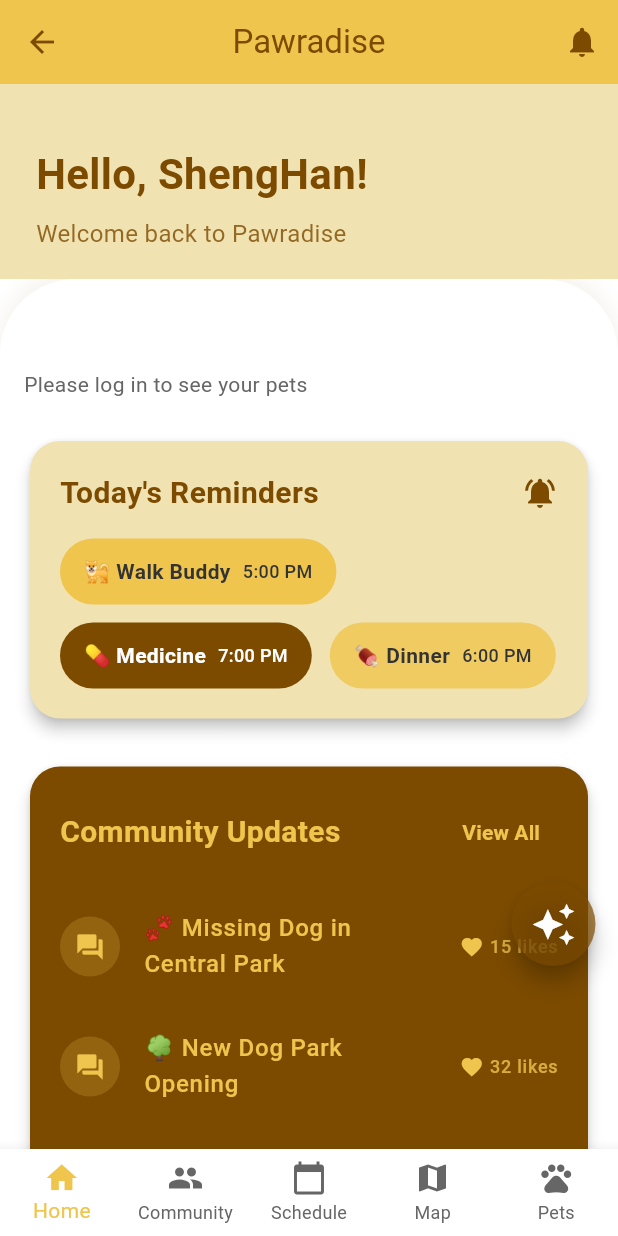
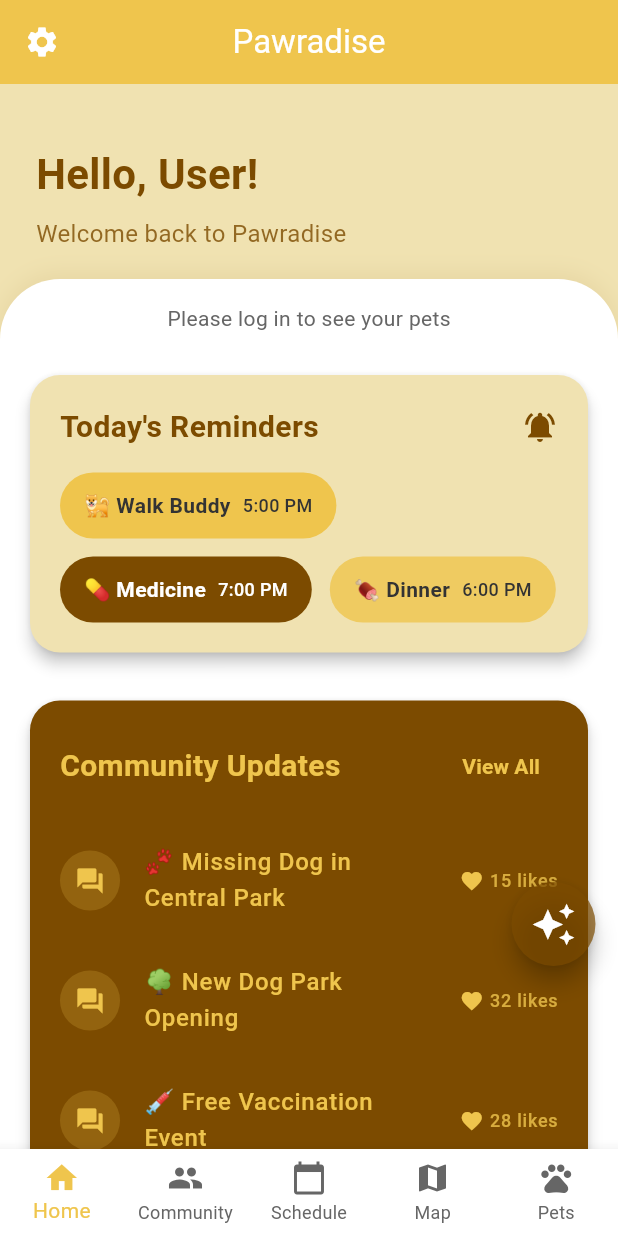
Before and after one commit to JeremyLing04/Pawradise, a Flutter app: the screen it shows after launch, on a phone screen of 412 x 824 dp. Run offline on Flutter 3.47's test engine with Material 3 defaults, Android fonts, the light colour scheme and no system bars; our stand-ins replace cached_network_image, cloud_firestore, firebase_auth, firebase_core, firebase_storage, flutter_dotenv and 3 more; accounts and stored records are empty.

Commit message:
theme color

```diff
--- a/lib/constants.dart
+++ b/lib/constants.dart
@@ -1,47 +1,76 @@
 //constants.dart
 import 'package:flutter/material.dart';
+import 'package:firebase_auth/firebase_auth.dart';
+
+
+// 主题切换用的 ValueNotifier
+final ValueNotifier<bool> isDarkNotifier = ValueNotifier(false);
 
 class AppColors {
-  static const Color primary = Color(0xFFEFC54D);
-  static const Color secondary = Color(0xFFF0E2B1);
-  static const Color accent = Color(0xFF7C4B00);
-  static const Color background = Color(0xFFFFFFFF);
-  static const Color textPrimary = Color(0xFF333333);
-  static const Color textSecondary = Color(0xFF666666);
+  // 主色（保持亮色模式黄色，暗色模式稍柔和）
+  static Color get primary =>
+      isDarkNotifier.value ? const Color(0xFFE6C24D) : const Color(0xFFEFC54D);
+
+  // 次色（背景卡片等，暗色模式深一点）
+  static Color get secondary =>
+      isDarkNotifier.value ? const Color(0xFF3A3A3A) : const Color(0xFFF0E2B1);
+
+  // 强调色（暗色模式偏亮的棕色）
+  static Color get accent =>
+      isDarkNotifier.value ? const Color.fromARGB(255, 119, 101, 75) : const Color(0xFF7C4B00);
+
+  // 背景色
+  static Color get background =>
+      isDarkNotifier.value ? const Color(0xFF1C1C1C) : Colors.white;
+
+  // 文字主色
+  static Color get textPrimary =>
+      isDarkNotifier.value ? const Color(0xFFEFEFEF) : const Color(0xFF333333);
+
+  // 文字次色
+  static Color get textSecondary =>
+      isDarkNotifier.value ? const Color(0xFFBBBBBB) : const Color(0xFF666666);
 }
 
+
 class AppTheme {
-  static ThemeData get lightTheme => ThemeData(
+  static ThemeData get theme => ThemeData(
         primaryColor: AppColors.primary,
-        colorScheme: ColorScheme.light(
+        scaffoldBackgroundColor: AppColors.background,
+        colorScheme: ColorScheme(
+          brightness: isDarkNotifier.value ? Brightness.dark : Brightness.light,
           primary: AppColors.primary,
+          onPrimary: AppColors.textPrimary,
           secondary: AppColors.secondary,
+          onSecondary: AppColors.textPrimary,
+          error: Colors.red,
+          onError: Colors.white,
+          background: AppColors.background,
+          onBackground: AppColors.textPrimary,
           surface: AppColors.background,
+          onSurface: AppColors.textPrimary,
         ),
-        scaffoldBackgroundColor: AppColors.background,
         appBarTheme: AppBarTheme(
           backgroundColor: AppColors.primary,
-          elevation: 0,
           iconTheme: IconThemeData(color: AppColors.accent),
         ),
         inputDecorationTheme: InputDecorationTheme(
           filled: true,
-          fillColor: AppColors.secondary.withAlpha((0.3 * 255).round()),
+          fillColor: AppColors.secondary.withOpacity(0.3),
           border: OutlineInputBorder(
             borderRadius: BorderRadius.circular(12),
             borderSide: BorderSide.none,
           ),
-          contentPadding: EdgeInsets.symmetric(horizontal: 16, vertical: 14),
+          contentPadding: const EdgeInsets.symmetric(horizontal: 16, vertical: 14),
         ),
         elevatedButtonTheme: ElevatedButtonThemeData(
           style: ElevatedButton.styleFrom(
             backgroundColor: AppColors.primary,
             foregroundColor: AppColors.accent,
-            padding: EdgeInsets.symmetric(vertical: 16),
+            padding: const EdgeInsets.symmetric(vertical: 16),
             shape: RoundedRectangleBorder(
               borderRadius: BorderRadius.circular(12),
             ),
-            elevation: 2,
           ),
         ),
         textButtonTheme: TextButtonThemeData(
@@ -53,21 +82,29 @@
 }
 
 class AppHeader {
-  static AppBar buildAppBar({String title = 'Pawradise', List<Widget>? actions}) {
+  static AppBar buildAppBar({
+    required BuildContext context,
+    String title = 'Pawradise',
+    List<Widget>? actions,
+  }) {
     return AppBar(
       title: Text(title),
       centerTitle: true,
-      foregroundColor: AppColors.accent,
-      backgroundColor: AppColors.primary,
-      actions: actions ?? [
-        IconButton(
-          icon: Icon(Icons.notifications, color: AppColors.accent),
-          onPressed: () {},
-        ),
-      ],
+      foregroundColor: Colors.white,
+      backgroundColor: Theme.of(context).primaryColor,
+      leading: IconButton(
+        icon: Icon(Icons.settings, color: Colors.white),
+        onPressed: () {
+          showDialog(
+            context: context,
+            builder: (context) => const SettingsDialog(),
+          );
+        },
+      ),
     );
   }
 }
+
 
 // 在 constants.dart 中添加
 class AppBottomBar {
@@ -94,3 +131,60 @@
     ),
   ];
 }
+
+//setting
+class SettingsDialog extends StatelessWidget {
+  const SettingsDialog({super.key});
+
+  @override
+  Widget build(BuildContext context) {
+    return AlertDialog(
+      backgroundColor: AppColors.secondary.withOpacity(0.9), // 0.0~1.0 透明度
+      title: const Text("Settings"),
+      content: Column(
+        mainAxisSize: MainAxisSize.min,
+        children: [
+          ValueListenableBuilder<bool>(
+            valueListenable: isDarkNotifier,
+            builder: (context, isDark, _) {
+              return Row(
+                mainAxisAlignment: MainAxisAlignment.spaceBetween,
+                children: [
+                  const Text("Dark Mode"),
+                  Switch(
+                    value: isDark,
+                    onChanged: (val) {
+                      isDarkNotifier.value = val;
+                    },
+                  ),
+                ],
+              );
+            },
+          ),
+          const SizedBox(height: 20),
+          SizedBox(
+            width: double.infinity,
+            child: ElevatedButton(
+              style: ElevatedButton.styleFrom(
+                backgroundColor: Colors.red.withOpacity(0.8), // 透明一点
+              ),
+              onPressed: () async {
+                await FirebaseAuth.instance.signOut();
+                Navigator.of(context).pop();
+                Navigator.of(context).pushReplacementNamed('/');
+              },
+              child: const Text("Logout", style: TextStyle(color: Colors.white)),
+            ),
+          ),
+        ],
+      ),
+      actions: [
+        TextButton(
+          onPressed: () => Navigator.pop(context),
+          child: const Text("Close"),
+        ),
+      ],
+    );
+
+  }
+}
--- a/lib/main.dart
+++ b/lib/main.dart
@@ -4,27 +4,19 @@
 import 'constants.dart';
 import 'firebase_options.dart';
 import 'screens/dashboard_screen.dart';
-
-//auth
 import 'screens/auth/login.dart';
 import 'screens/auth/register.dart';
-
-//profile
 import 'screens/profile/pet_list_screen.dart';
 import 'screens/profile/add_edit_pet_screen.dart';
+import 'screens/chat/ai_chat_screen.dart';
 
-// chat
-import 'screens/chat/ai_chat_screen.dart';
 
 void main() async {
   WidgetsFlutterBinding.ensureInitialized();
-
   await dotenv.load(fileName: ".env");
-
   await Firebase.initializeApp(
     options: DefaultFirebaseOptions.currentPlatform,
   );
-
   runApp(const MyApp());
 }
 
@@ -33,19 +25,24 @@
 
   @override
   Widget build(BuildContext context) {
+    return ValueListenableBuilder<bool>(
+      valueListenable: isDarkNotifier,
+      builder: (context, isDark, _) {
         return MaterialApp(
           title: 'Pawradise',
-      theme: AppTheme.lightTheme,
+          theme: AppTheme.theme,
           initialRoute: '/dashboard',
           routes: {
             '/': (context) => const Login(),
             '/register': (context) => const Register(),
-        '/dashboard': (context) => const _ScreenWithChatButton(child: DashboardScreen()),
-        '/pets': (context) => const _ScreenWithChatButton(child: PetListScreen()),
+            '/dashboard': (context) => _ScreenWithChatButton(child: const DashboardScreen()),
+            '/pets': (context) => _ScreenWithChatButton(child: const PetListScreen()),
             '/pets/add': (context) => const AddEditPetScreen(),
             '/chat': (context) => const AIChatScreen(),
           },
           debugShowCheckedModeBanner: false,
+        );
+      },
     );
   }
 }
@@ -74,7 +71,7 @@
             child: const Icon(
               Icons.auto_awesome,
               size: 30,
-              color: Colors.white
+              color: Colors.white,
             ),
           ),
         ),
--- a/lib/screens/dashboard_screen.dart
+++ b/lib/screens/dashboard_screen.dart
@@ -1,17 +1,13 @@
-//dashboard_screen.dart
+// dashboard_screen.dart
 import 'package:flutter/material.dart';
 import '../constants.dart';
 import 'community/community_screen.dart';
-
-import 'profile/pet_list_screen.dart'; // 修改为pet_list_screen
+import 'profile/pet_list_screen.dart';
 import 'chat/ai_chat_screen.dart';
 import 'profile/add_edit_pet_screen.dart';
-
 import 'package:firebase_auth/firebase_auth.dart';
 import '../services/pet_service.dart';
 import '../models/pet_model.dart';
-
-
 
 class DashboardScreen extends StatefulWidget {
   const DashboardScreen({super.key});
@@ -23,29 +19,49 @@
 class _DashboardScreenState extends State<DashboardScreen> {
   int _selectedIndex = 0;
 
-  // 定义所有页面 - 修改第4个页面为PetListScreen
-  final List<Widget> _pages = [
-    _DashboardContent(),    // 首页内容 (索引0)
-    CommunityScreen(),      // 社区页面 (索引1)
-    Placeholder(),       // 日程页面 (索引2)
-    Placeholder(),            // 地图页面 (索引3)
-    PetListScreen(),        // 修改：宠物列表页面 (索引4)
-  ];
-
-  void _onItemTapped(int index) {
-    setState(() => _selectedIndex = index);
-  }
-
   @override
   Widget build(BuildContext context) {
+    return ValueListenableBuilder<bool>(
+      valueListenable: isDarkNotifier,
+      builder: (context, isDark, _) {
         return Scaffold(
-      appBar: _selectedIndex == 0 ? AppHeader.buildAppBar() : null,
-      body: _pages[_selectedIndex],
+          appBar: _selectedIndex == 0
+              ? AppHeader.buildAppBar(
+                  context: context,
+                  title: "Pawradise",
+                  actions: [
+                    IconButton(
+                      icon: Icon(Icons.notifications, color: AppColors.textPrimary),
+                      onPressed: () {},
+                    ),
+                  ],
+                )
+              : null,
+          body: _currentPage,
           bottomNavigationBar: _buildBottomNavigationBar(),
+        );
+      },
     );
   }
 
-  // 底部导航栏
+  // 动态生成当前页面
+  Widget get _currentPage {
+    switch (_selectedIndex) {
+      case 0:
+        return _buildDashboardContent(FirebaseAuth.instance.currentUser?.displayName ?? "User");
+      case 1:
+        return CommunityScreen();
+      case 2:
+        return Placeholder();
+      case 3:
+        return Placeholder();
+      case 4:
+        return PetListScreen();
+      default:
+        return Container();
+    }
+  }
+
   BottomNavigationBar _buildBottomNavigationBar() {
     return BottomNavigationBar(
       items: const [
@@ -53,27 +69,25 @@
         BottomNavigationBarItem(icon: Icon(Icons.people), label: 'Community'),
         BottomNavigationBarItem(icon: Icon(Icons.calendar_today), label: 'Schedule'),
         BottomNavigationBarItem(icon: Icon(Icons.map), label: 'Map'),
-        BottomNavigationBarItem(icon: Icon(Icons.pets), label: 'Pets'), // 修改图标和标签
+        BottomNavigationBarItem(icon: Icon(Icons.pets), label: 'Pets'),
       ],
       currentIndex: _selectedIndex,
       selectedItemColor: AppColors.primary,
       unselectedItemColor: AppColors.textSecondary,
-      onTap: _onItemTapped,
+      onTap: (index) => setState(() => _selectedIndex = index),
       type: BottomNavigationBarType.fixed,
     );
   }
-}
 
-// 首页内容组件（保持原来的Dashboard布局）
-class _DashboardContent extends StatelessWidget {
-  @override
-  Widget build(BuildContext context) {
+  // ------------------ Dashboard Content ------------------
+  Widget _buildDashboardContent(String userName) {
     return CustomScrollView(
       slivers: [
-        // 顶部打招呼区域
         SliverToBoxAdapter(
-          child: Container(
-            height: 130,
+          child: Column(
+            children: [
+              Container(
+                height: 180,
                 width: double.infinity,
                 color: AppColors.secondary,
                 padding: const EdgeInsets.only(top: 40, left: 24, right: 24),
@@ -81,7 +95,7 @@
                   crossAxisAlignment: CrossAxisAlignment.start,
                   children: [
                     Text(
-                  "Hello, ShengHan!",
+                      "Hello, $userName!",
                       style: TextStyle(
                         fontSize: 28,
                         fontWeight: FontWeight.bold,
@@ -99,16 +113,14 @@
                   ],
                 ),
               ),
-        ),
-
-        // 白色内容区域
-        SliverToBoxAdapter(
+              Transform.translate(
+                offset: const Offset(0, -50),
                 child: Container(
                   decoration: BoxDecoration(
                     color: AppColors.background,
                     borderRadius: const BorderRadius.only(
-                topLeft: Radius.circular(50),
-                topRight: Radius.circular(50),
+                      topLeft: Radius.circular(40),
+                      topRight: Radius.circular(40),
                     ),
                     boxShadow: [
                       BoxShadow(
@@ -118,30 +130,28 @@
                       ),
                     ],
                   ),
-            child: Padding(
-              padding: const EdgeInsets.only(top: 40, left: 16, right: 16, bottom: 16),
+                  padding: const EdgeInsets.all(16),
                   child: Column(
-                crossAxisAlignment: CrossAxisAlignment.start,
                     children: [
-                  const SizedBox(height: 20),
-                  _buildPetsSection(context), // 传递context用于导航
+                      _buildPetsSection(context),
                       const SizedBox(height: 24),
                       _buildRemindersBubble(),
                       const SizedBox(height: 24),
                       _buildCommunityPreview(context),
                       const SizedBox(height: 24),
                       _buildQuickActions(context),
-                  const SizedBox(height: 24),
                     ],
                   ),
                 ),
               ),
+            ],
           ),
+        )
       ],
     );
   }
 
-  // 宠物卡片横向列表 - 添加导航
+  // ------------------ Pets Section ------------------
   Widget _buildPetsSection(BuildContext context) {
     final user = FirebaseAuth.instance.currentUser;
 
@@ -170,7 +180,7 @@
             stream: PetService().getPetsByUserStream(user.uid),
             builder: (context, snapshot) {
               if (snapshot.connectionState == ConnectionState.waiting) {
-                return Center(child: CircularProgressIndicator());
+                return const Center(child: CircularProgressIndicator());
               }
               if (!snapshot.hasData || snapshot.data!.isEmpty) {
                 return Row(
@@ -184,7 +194,7 @@
 
               return ListView.separated(
                 scrollDirection: Axis.horizontal,
-                itemCount: pets.length + 1, // 最后一个是 Add Pet
+                itemCount: pets.length + 1,
                 separatorBuilder: (_, __) => const SizedBox(width: 12),
                 itemBuilder: (context, index) {
                   if (index < pets.length) {
@@ -258,7 +268,6 @@
     );
   }
 
-
   Widget _buildAddPetCard(BuildContext context) {
     return GestureDetector(
       onTap: () {
@@ -291,7 +300,6 @@
     );
   }
 
-
   // 今日提醒
   Widget _buildRemindersBubble() {
     return Card(
@@ -308,10 +316,7 @@
               children: [
                 Text("Today's Reminders",
                     style: TextStyle(
-                      fontSize: 20,
-                      fontWeight: FontWeight.bold,
-                      color: AppColors.accent
-                    )),
+                        fontSize: 20, fontWeight: FontWeight.bold, color: AppColors.accent)),
                 Icon(Icons.notifications_active, color: AppColors.accent, size: 24),
               ],
             ),
@@ -322,7 +327,8 @@
               children: [
                 _buildBubble("🐕 Walk Buddy", "5:00 PM", AppColors.primary),
                 _buildBubble("💊 Medicine", "7:00 PM", AppColors.accent),
-                _buildBubble("🍖 Dinner", "6:00 PM", AppColors.primary.withOpacity(0.8)),
+                _buildBubble(
+                    "🍖 Dinner", "6:00 PM", AppColors.primary.withOpacity(0.8)),
               ],
             )
           ],
@@ -341,17 +347,17 @@
       child: Row(
         mainAxisSize: MainAxisSize.min,
         children: [
-          Text(task, style: TextStyle(
+          Text(task,
+              style: TextStyle(
                   fontWeight: FontWeight.bold,
                   color: _getContrastColor(color),
-            fontSize: 14
-          )),
+                  fontSize: 14)),
           const SizedBox(width: 8),
-          Text(time, style: TextStyle(
+          Text(time,
+              style: TextStyle(
                   fontSize: 12,
                   color: _getContrastColor(color),
-            fontWeight: FontWeight.w500
-          )),
+                  fontWeight: FontWeight.w500)),
         ],
       ),
     );
@@ -373,19 +379,14 @@
               children: [
                 Text("Community Updates",
                     style: TextStyle(
-                      fontSize: 20,
-                      fontWeight: FontWeight.bold,
-                      color: AppColors.primary
-                    )),
+                        fontSize: 20, fontWeight: FontWeight.bold, color: AppColors.primary)),
                 TextButton(
                     onPressed: () {
                       _switchToCommunity(context);
                     },
-                  child: Text("View All", style: TextStyle(
-                    color: AppColors.primary,
-                    fontWeight: FontWeight.bold
-                  ))
-                ),
+                    child: Text("View All",
+                        style: TextStyle(
+                            color: AppColors.primary, fontWeight: FontWeight.bold))),
               ],
             ),
             const SizedBox(height: 12),
@@ -410,19 +411,15 @@
         ),
         child: Icon(Icons.forum, color: AppColors.primary, size: 20),
       ),
-      title: Text(title, style: TextStyle(
-        color: AppColors.primary,
-        fontWeight: FontWeight.w500
-      )),
+      title: Text(title,
+          style: TextStyle(color: AppColors.primary, fontWeight: FontWeight.w500)),
       trailing: Row(
         mainAxisSize: MainAxisSize.min,
         children: [
           Icon(Icons.favorite, color: AppColors.primary, size: 16),
           const SizedBox(width: 4),
-          Text(likes, style: TextStyle(
-            color: AppColors.primary.withOpacity(0.8),
-            fontSize: 12
-          )),
+          Text(likes,
+              style: TextStyle(color: AppColors.primary.withOpacity(0.8), fontSize: 12)),
         ],
       ),
       onTap: () {
@@ -436,11 +433,9 @@
     return Column(
       crossAxisAlignment: CrossAxisAlignment.start,
       children: [
-        Text("Quick Actions", style: TextStyle(
-          fontSize: 20,
-          fontWeight: FontWeight.bold,
-          color: AppColors.textPrimary
-        )),
+        Text("Quick Actions",
+            style: TextStyle(
+                fontSize: 20, fontWeight: FontWeight.bold, color: AppColors.textPrimary)),
         const SizedBox(height: 16),
         GridView.count(
           shrinkWrap: true,
@@ -459,10 +454,11 @@
             _buildActionButton(Icons.add_circle, "New Post", AppColors.secondary, () {
               _switchToCommunity(context);
             }),
-            _buildActionButton(Icons.calendar_today, "Add Event", AppColors.accent, () {
+            _buildActionButton(
+                Icons.calendar_today, "Add Event", AppColors.secondary, () {
               _switchToSchedule(context);
             }),
-            _buildActionButton(Icons.place, "Find Places", AppColors.primary.withOpacity(0.7), () {
+            _buildActionButton(Icons.place, "Find Places", AppColors.primary, () {
               _switchToMap(context);
             }),
           ],
@@ -471,7 +467,8 @@
     );
   }
 
-  Widget _buildActionButton(IconData icon, String label, Color cardColor, VoidCallback onPressed) {
+  Widget _buildActionButton(
+      IconData icon, String label, Color cardColor, VoidCallback onPressed) {
     return Card(
       elevation: 4,
       color: cardColor,
@@ -488,16 +485,13 @@
                 style: TextStyle(
                     color: _getContrastColor(cardColor),
                     fontWeight: FontWeight.bold,
-                fontSize: 14
-              )
-            ),
+                    fontSize: 14)),
           ],
         ),
       ),
     );
   }
 
-  // 辅助函数：根据背景色返回对比度合适的文字颜色
   Color _getContrastColor(Color backgroundColor) {
     final brightness = backgroundColor.computeLuminance();
     return brightness > 0.5 ? AppColors.textPrimary : AppColors.background;
@@ -505,24 +499,15 @@
 
   // 导航辅助方法
   void _switchToCommunity(BuildContext context) {
-    final dashboardState = context.findAncestorStateOfType<_DashboardScreenState>();
-    dashboardState?.setState(() {
-      dashboardState._selectedIndex = 1;
-    });
+    setState(() => _selectedIndex = 1);
   }
 
   void _switchToSchedule(BuildContext context) {
-    final dashboardState = context.findAncestorStateOfType<_DashboardScreenState>();
-    dashboardState?.setState(() {
-      dashboardState._selectedIndex = 2;
-    });
+    setState(() => _selectedIndex = 2);
   }
 
   void _switchToMap(BuildContext context) {
-    final dashboardState = context.findAncestorStateOfType<_DashboardScreenState>();
-    dashboardState?.setState(() {
-      dashboardState._selectedIndex = 3;
-    });
+    setState(() => _selectedIndex = 3);
   }
 }
 
```
Also changed, not shown: lib/screens/profile/pet_list_screen.dart (+6 -6 lines), lib/services/theme_service.dart (added, +28 -0 lines). Lines whose indentation alone changed are shown as unchanged.
